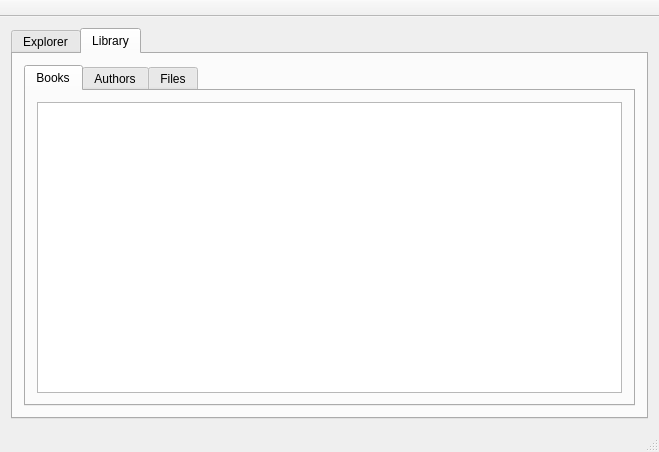
Old version of the form mainwindow.ui in the repository theme/MangaLib.
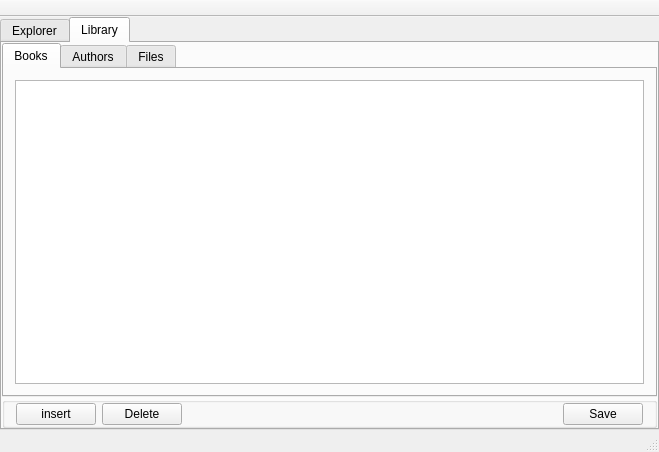
New version of the form. The open tabs and pages were chosen to show the change. Icons and pictures are not drawn.

Commit message: add lib::insert record Button.

The edit to the form file:
```diff
--- a/mainwindow.ui
+++ b/mainwindow.ui
@@ -18,8 +18,20 @@
     <normaloff>:/app/icon.svg</normaloff>:/app/icon.svg</iconset>
   </property>
   <widget class="QWidget" name="centralWidget">
-   <layout class="QGridLayout" name="gridLayout">
-    <item row="0" column="0">
+   <layout class="QVBoxLayout" name="verticalLayout">
+    <property name="leftMargin">
+     <number>0</number>
+    </property>
+    <property name="topMargin">
+     <number>0</number>
+    </property>
+    <property name="rightMargin">
+     <number>0</number>
+    </property>
+    <property name="bottomMargin">
+     <number>0</number>
+    </property>
+    <item>
      <widget class="QTabWidget" name="topTabWidget">
       <widget class="QWidget" name="expTab">
        <attribute name="title">
@@ -61,6 +73,21 @@
         <string>Library</string>
        </attribute>
        <layout class="QGridLayout" name="gridLayout_3">
+        <property name="leftMargin">
+         <number>0</number>
+        </property>
+        <property name="topMargin">
+         <number>0</number>
+        </property>
+        <property name="rightMargin">
+         <number>0</number>
+        </property>
+        <property name="bottomMargin">
+         <number>0</number>
+        </property>
+        <property name="spacing">
+         <number>0</number>
+        </property>
         <item row="0" column="0">
          <widget class="QTabWidget" name="tablesTabWidget">
           <property name="currentIndex">
@@ -98,6 +125,55 @@
           </widget>
          </widget>
         </item>
+        <item row="1" column="0">
+         <widget class="QGroupBox" name="groupBox">
+          <property name="title">
+           <string/>
+          </property>
+          <layout class="QHBoxLayout" name="horizontalLayout_2">
+           <property name="topMargin">
+            <number>0</number>
+           </property>
+           <property name="bottomMargin">
+            <number>0</number>
+           </property>
+           <item>
+            <widget class="QPushButton" name="insertButton">
+             <property name="text">
+              <string>insert</string>
+             </property>
+            </widget>
+           </item>
+           <item>
+            <widget class="QPushButton" name="deleteButton">
+             <property name="text">
+              <string>Delete</string>
+             </property>
+            </widget>
+           </item>
+           <item>
+            <spacer name="horizontalSpacer">
+             <property name="orientation">
+              <enum>Qt::Horizontal</enum>
+             </property>
+             <property name="sizeHint" stdset="0">
+              <size>
+               <width>353</width>
+               <height>20</height>
+              </size>
+             </property>
+            </spacer>
+           </item>
+           <item>
+            <widget class="QPushButton" name="saveButton">
+             <property name="text">
+              <string>Save</string>
+             </property>
+            </widget>
+           </item>
+          </layout>
+         </widget>
+        </item>
        </layout>
       </widget>
      </widget>
```
Left out of the diff: 3 changed lines with no effect on the pictures. The commit also changes 2 other files.
